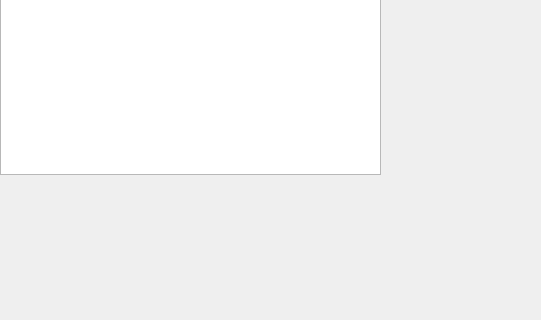
First picture: the form in mvc-sandbox/kmvcwindow.ui, repository fredollinger/kscope-kde4, before the edit; both pictures show x 0 to 541 and y 205 to 525 of the 961 by 794 pixel window.
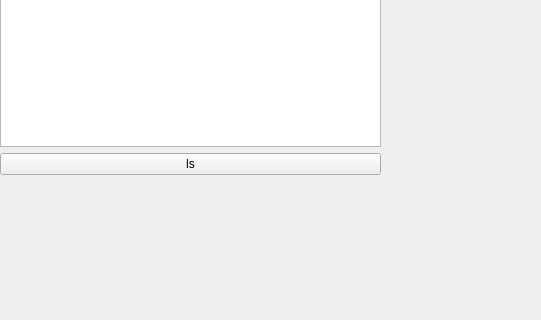
Second picture: the form after the edit.

Commit message: Now we connect to slotLs().

What changed in the file:
```diff
--- a/mvc-sandbox/kmvcwindow.ui
+++ b/mvc-sandbox/kmvcwindow.ui
@@ -75,6 +75,13 @@
        </property>
       </widget>
      </item>
+     <item>
+      <widget class="QPushButton" name="pushButtonLs">
+       <property name="text">
+        <string>ls</string>
+       </property>
+      </widget>
+     </item>
     </layout>
    </widget>
   </widget>
```
The commit also changes 2 other files.
